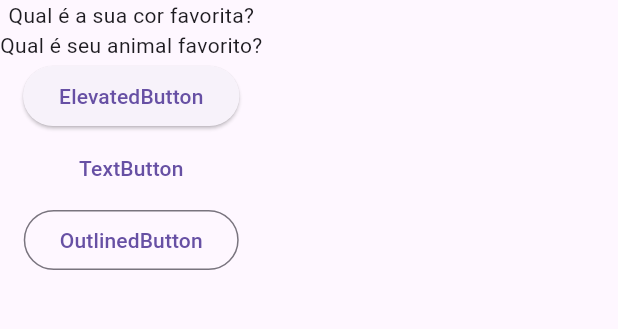
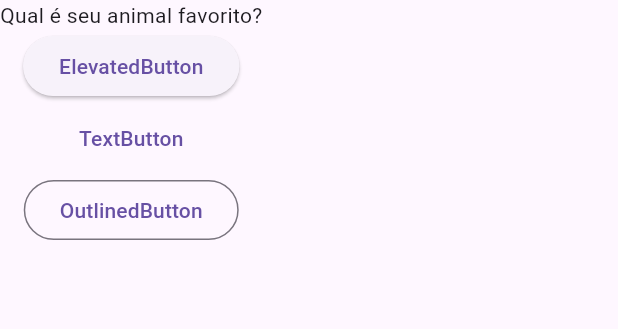
Before and after one commit to DevThiagoGab/ESTUDOS_FLUTTER, a Flutter app: the screen it shows after launch, after a tap on "ElevatedButton", on a phone screen of 412 x 824 dp, the part 84-413 px from its top. Run offline on Flutter 3.47's test engine with Material 3 defaults, Android fonts, the phone set to English and light mode, and no system bars.

Commit message:
Altera o valor dos botões
StatelessWidget é imutável, não muda de estado, então não temos um retorno em tela para o usuário, apenas no console

```diff
--- a/projeto_perguntas/lib/main.dart
+++ b/projeto_perguntas/lib/main.dart
@@ -5,9 +5,14 @@ main() {
   runApp(new PerguntaApp());
 }
 
+// Não muda de estado após a criação.
+// Exemplo: Textos, ícones, imagens fixas.
 class PerguntaApp extends StatelessWidget {
+  var perguntaSelecionada = 1;
+
   void responder() {
-    print('Primeira resposta!');
+    perguntaSelecionada++;
+    print(perguntaSelecionada);
   }
 
 // @override é uma anotação usada para quando se quer modificar um método que já existe
@@ -44,8 +49,9 @@ class PerguntaApp extends StatelessWidget {
           // children = Lista de widgets organizados verticalmente
           children: <Widget>[
             // Pode ser exibido das duas formas
-            Text(perguntas.elementAt(0)),
-            Text(perguntas[1]),
+            //Text(perguntas.elementAt(0)),
+            //Text(perguntas[1]),
+            Text(perguntas[perguntaSelecionada]),
             ElevatedButton(
                 onPressed:
                     responder, // Usando a função responder como parâmetro
```
